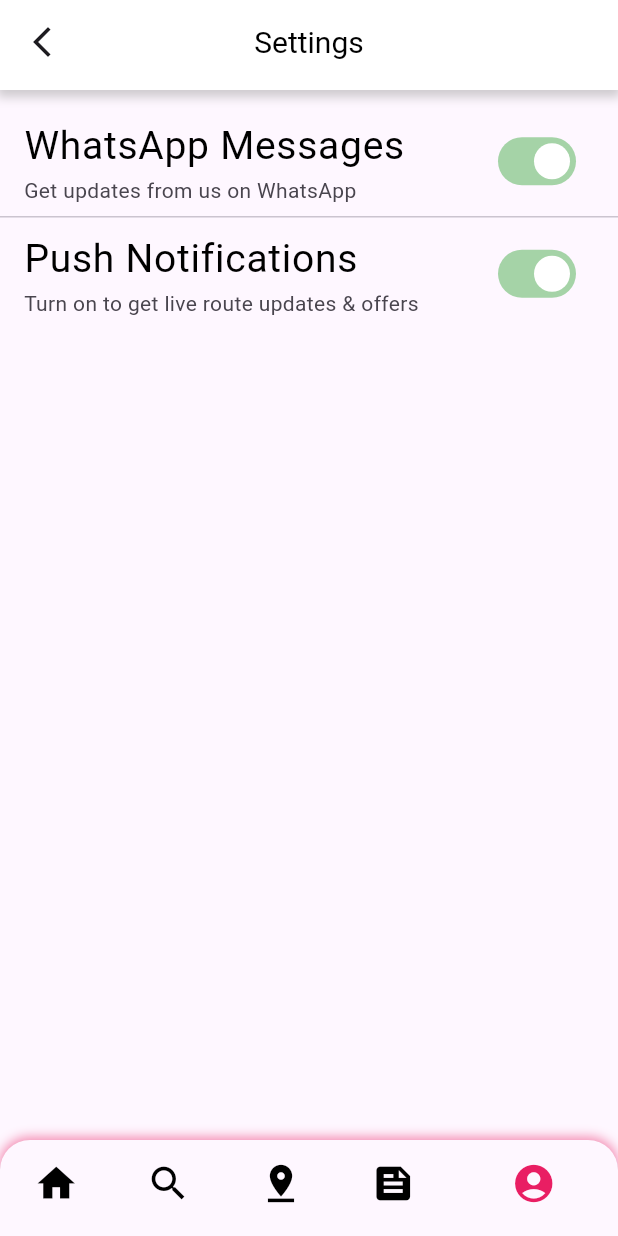
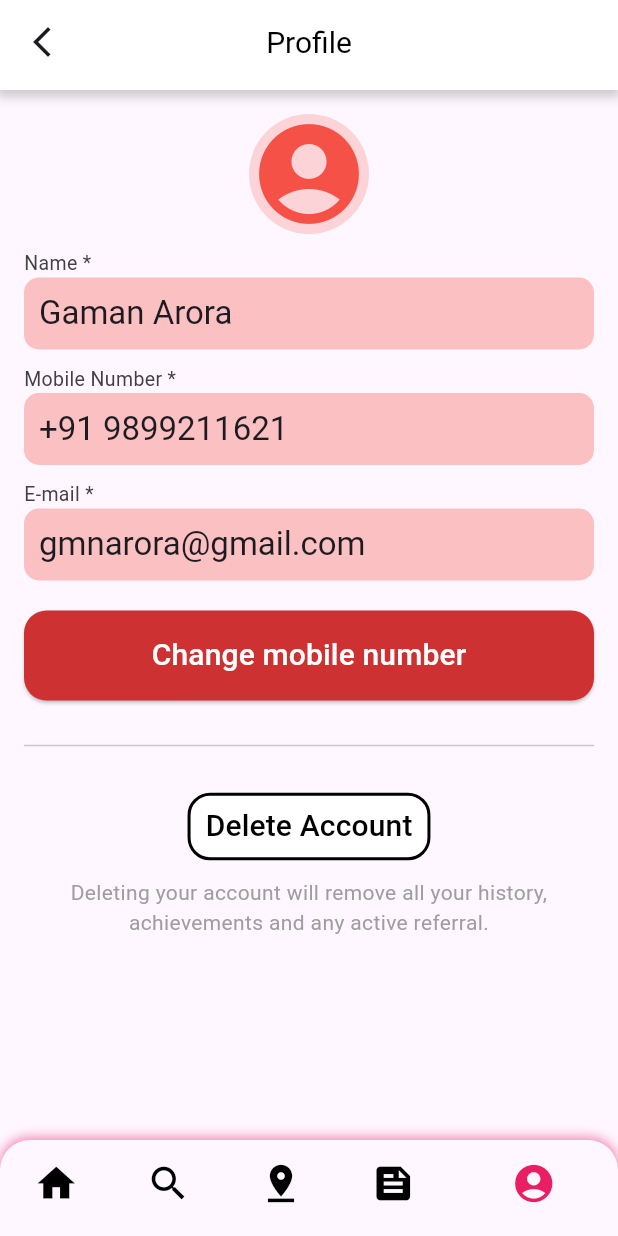
Before and after one commit to yatinbindra/gtg, a Flutter app: the MyHomePage screen opened directly, item 5 of the bottom bar chosen, on a phone screen of 412 x 824 dp. Run offline on Flutter 3.47's test engine with Material 3 defaults, Android fonts, the phone set to English and light mode, and no system bars; our stand-ins replace shared_preferences; accounts and stored records are empty.

Commit message:
correct the profile back button and added the home nav drawer

```diff
--- /dev/null
+++ b/lib/pages/profile.dart
@@ -0,0 +1,247 @@
+import 'package:flutter/material.dart';
+
+import 'home.dart';
+
+void main() => runApp(ProfilePage1());
+
+class ProfilePage1 extends StatelessWidget {
+  @override
+  Widget build(BuildContext context) {
+    return MaterialApp(
+      title: 'Profile Page',
+      theme: ThemeData(primarySwatch: Colors.pink),
+    );
+  }
+}
+
+class Profile {
+  final String userName;
+  final String userMobile;
+  final String userEmail;
+
+  Profile(
+      {required this.userName,
+      required this.userMobile,
+      required this.userEmail});
+}
+
+class ProfilePage extends StatefulWidget {
+  @override
+  _ProfilePageState createState() => _ProfilePageState();
+}
+
+class _ProfilePageState extends State<ProfilePage> {
+  List<Profile> profile = [
+    Profile(
+      userName: 'Gaman Arora',
+      userMobile: '+91 9899211621',
+      userEmail: 'gmnarora@gmail.com',
+    ),
+  ];
+
+  Widget buildProfile(Profile profile) {
+    return Column(
+      crossAxisAlignment: CrossAxisAlignment.start,
+      children: <Widget>[
+        Align(
+          alignment: Alignment.center,
+          child: Stack(
+            children: [
+              CircleAvatar(
+                radius: 40,
+                backgroundColor: Colors.red.withOpacity(0.2),
+              ),
+              Positioned.fill(
+                child: Align(
+                  alignment: Alignment.center,
+                  child: Icon(
+                    Icons.account_circle,
+                    size: 80, // Adjust the size of the icon as needed
+                    color: Colors.red.withOpacity(
+                        0.9), // Adjust the color and opacity of the icon
+                  ),
+                ),
+              ),
+            ],
+          ),
+        ),
+        const SizedBox(height: 10),
+        const Text('Name *',
+            style: TextStyle(
+              fontSize: 13.0,
+              color: Color.fromARGB(255, 65, 65, 65),
+            )),
+        Container(
+          height: 48,
+          width: double.infinity, // to make it full width
+          decoration: BoxDecoration(
+            color: Colors.red.withOpacity(0.3),
+            borderRadius:
+                BorderRadius.circular(10), // Adjust the radius as needed
+          ),
+          child: Padding(
+            padding: const EdgeInsets.all(10),
+            child: Text(
+              profile.userName,
+              style: Theme.of(context).textTheme.headline6,
+            ),
+          ),
+        ),
+        const SizedBox(height: 10),
+        const Text('Mobile Number *',
+            style: TextStyle(
+              fontSize: 13.0,
+              color: Color.fromARGB(255, 65, 65, 65),
+            )),
+        Container(
+          height: 48,
+          width: double.infinity, // to make it full width
+          decoration: BoxDecoration(
+            color: Colors.red.withOpacity(0.3),
+            borderRadius:
+                BorderRadius.circular(10), // Adjust the radius as needed
+          ),
+          child: Padding(
+            padding: const EdgeInsets.all(10),
+            child: Text(
+              profile.userMobile,
+              style: Theme.of(context).textTheme.headline6,
+            ),
+          ),
+        ),
+        const SizedBox(height: 10),
+        const Text('E-mail *',
+            style: TextStyle(
+              fontSize: 13.0,
+              color: Color.fromARGB(255, 65, 65, 65),
+            )),
+        Container(
+          height: 48,
+          width: double.infinity, // to make it full width
+          decoration: BoxDecoration(
+            color: Colors.red.withOpacity(0.3),
+            borderRadius:
+                BorderRadius.circular(10), // Adjust the radius as needed
+          ),
+          child: Padding(
+            padding: const EdgeInsets.all(10),
+            child: Text(
+              profile.userEmail,
+              style: Theme.of(context).textTheme.headline6,
+            ),
+          ),
+        ),
+        const SizedBox(height: 20),
+        SizedBox(
+          height: 60,
+          width: double.infinity,
+          child: ElevatedButton(
+            style: ButtonStyle(
+                backgroundColor: MaterialStateProperty.all<Color>(
+                    const Color.fromARGB(255, 206, 49, 49)),
+                shape: MaterialStateProperty.all<RoundedRectangleBorder>(
+                    RoundedRectangleBorder(
+                  borderRadius: BorderRadius.circular(15.0),
+                ))),
+            onPressed: () {
+              Navigator.push(
+                context,
+                MaterialPageRoute(builder: (context) => MyHomePage()),
+              );
+            },
+            child: const Text('Change mobile number',
+                style: TextStyle(
+                  fontSize: 20.0,
+                  color: Colors.white,
+                )),
+          ),
+        ),
+        const SizedBox(height: 20),
+        const Divider(
+          height: 20,
+          thickness: 1,
+        ),
+        const SizedBox(height: 20),
+        Center(
+          child: TextButton(
+            style: ButtonStyle(
+              backgroundColor: MaterialStateProperty.all<Color>(
+                const Color.fromARGB(255, 255, 255, 255),
+              ),
+              shape: MaterialStateProperty.all<RoundedRectangleBorder>(
+                RoundedRectangleBorder(
+                  borderRadius: BorderRadius.circular(15.0),
+                  side: const BorderSide(
+                    color: Colors.black, // Specify the border color here
+                    width: 2, // Specify the border width here
+                  ),
+                ),
+              ),
+            ),
+            onPressed: () {
+              // Implement delete account logic here
+            },
+            child: const Text('Delete Account',
+                style: TextStyle(
+                  fontSize: 20.0,
+                  color: Colors.black,
+                )),
+          ),
+        ),
+        const SizedBox(height: 10),
+        const Text(
+          'Deleting your account will remove all your history, achievements and any active referral.',
+          style: TextStyle(color: Colors.grey),
+          textAlign: TextAlign.center,
+        ),
+      ],
+    );
+  }
+
+  @override
+  Widget build(BuildContext context) {
+    return Scaffold(
+      appBar: PreferredSize(
+        preferredSize: const Size.fromHeight(60.0),
+        child: Container(
+          decoration: BoxDecoration(
+            color: Colors.white,
+            boxShadow: [
+              BoxShadow(
+                color: Colors.grey.withOpacity(0.5),
+                spreadRadius: 2,
+                blurRadius: 5,
+                offset: const Offset(0, 3),
+              ),
+            ],
+          ),
+          child: AppBar(
+            backgroundColor: Colors.transparent,
+            elevation: 0.0,
+            leading: IconButton(
+              icon: const Icon(Icons.arrow_back_ios_new_outlined),
+              tooltip: 'Back Icon',
+              onPressed: () {
+                Navigator.pushAndRemoveUntil(
+                  context,
+                  MaterialPageRoute(builder: (context) => MyHomePage()),
+                  (route) => false,
+                );
+              },
+            ),
+            title: const Text(
+              'Profile',
+              style: TextStyle(
+                color: Colors.black,
+                fontSize: 20,
+              ),
+            ),
+            centerTitle: true,
+          ),
+        ),
+      ),
+      body: Padding(
+          padding: const EdgeInsets.all(16.0), child: buildProfile(profile[0])),
+    );
+  }
+}
```
Also changed, not shown: lib/pages/account.dart (+8 -1 lines), lib/pages/home.dart (+89 -19 lines), 1 other file.
